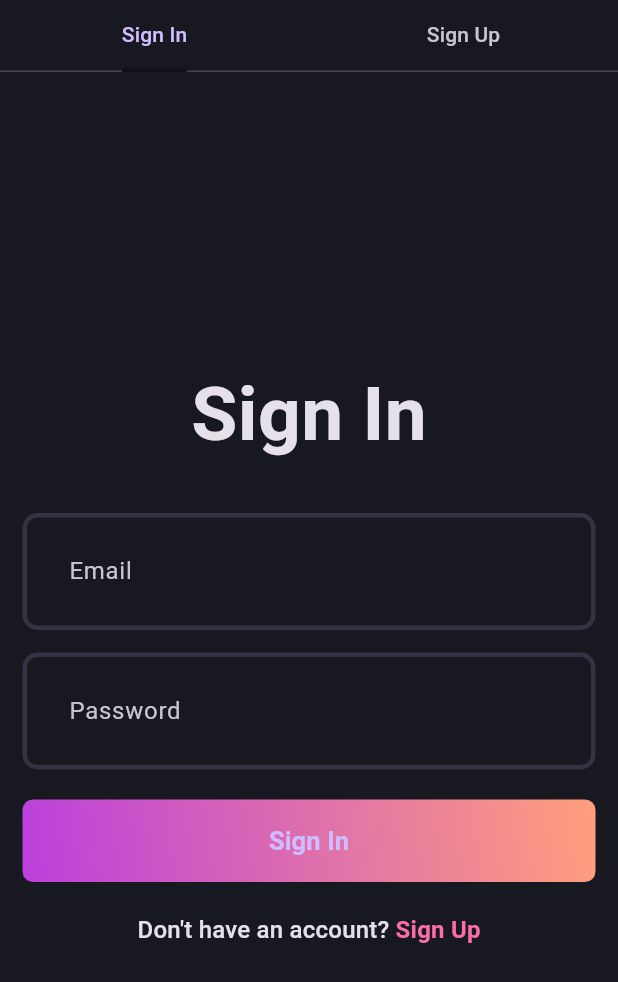
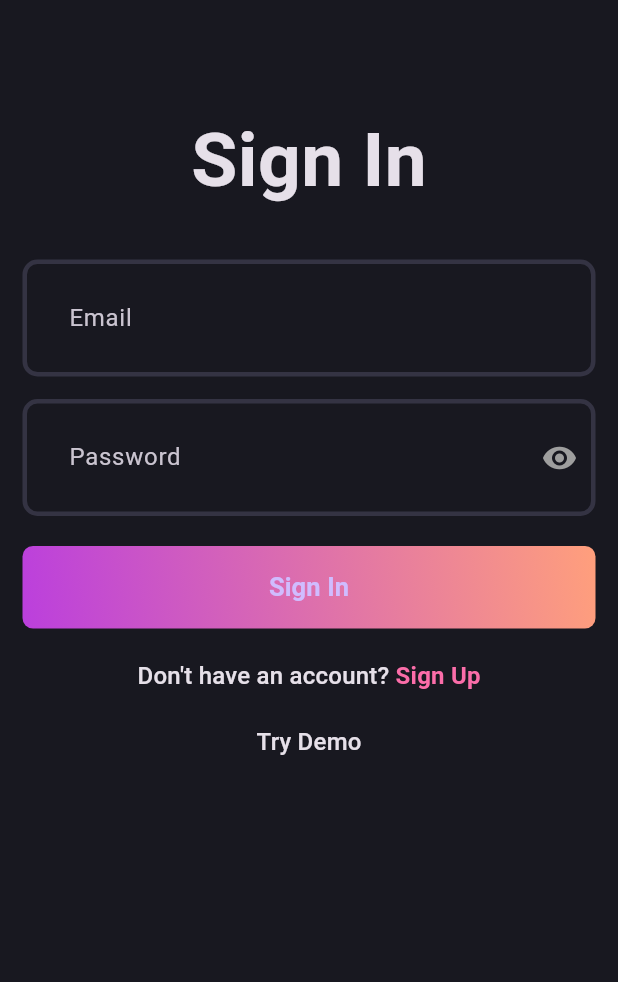
Before and after one commit to shmatko1095/oshmobile, a Flutter app: the screen it shows after launch, on a phone screen of 412 x 824 dp. Shown: the top 982 px of the screen. Run offline on Flutter 3.47's test engine with Material 3 defaults, Android fonts, the phone set to English and light mode, and no system bars; our stand-ins replace flutter_bloc, fpdart, get_it, hive, internet_connection_checker_plus, supabase_flutter; accounts and stored records are empty.

Commit message:
Update auth form logic

```diff
--- a/lib/core/theme/app_palette.dart
+++ b/lib/core/theme/app_palette.dart
@@ -10,4 +10,7 @@ class AppPalette {
   static const Color greyColor = Colors.grey;
   static const Color errorColor = Colors.redAccent;
   static const Color transparentColor = Colors.transparent;
+
+  static const Color obscureIconColor = Colors.grey;
+  static const Color nonObscureIconColor = Colors.blue;
 }
--- /dev/null
+++ b/lib/core/utils/form_validators.dart
@@ -0,0 +1,41 @@
+class FormValidator {
+  static String? length({
+    required String? value,
+    required String errorMessage,
+    int length = 3,
+  }) {
+    return (value == null || value.length < length) ? errorMessage : null;
+  }
+
+  static String? email({
+    required String? value,
+    required String errorMessage,
+  }) {
+    const String pattern =
+        r'^[a-zA-Z0-9.a-zA-Z0-9._%+-]+@[a-zA-Z0-9.-]+\.[a-zA-Z]{2,}$';
+    return regExpPattern(
+      value: value,
+      errorMessage: errorMessage,
+      pattern: pattern,
+    );
+  }
+
+  static String? regExpPattern({
+    required String? value,
+    required String errorMessage,
+    required String pattern,
+  }) {
+    final RegExp regex = RegExp(pattern);
+    return (value == null || value.isEmpty || !regex.hasMatch(value))
+        ? errorMessage
+        : null;
+  }
+
+  static String? same({
+    required String? value,
+    required String? same,
+    required String errorMessage,
+  }) {
+    return (value != same) ? errorMessage : null;
+  }
+}
--- a/lib/features/auth/presentation/pages/sign_page.dart
+++ /dev/null
@@ -1,49 +0,0 @@
-import 'package:flutter/material.dart';
-import 'package:oshmobile/features/auth/presentation/pages/signin_page.dart';
-import 'package:oshmobile/features/auth/presentation/pages/signup_page.dart';
-
-class SignPage extends StatefulWidget {
-  const SignPage({super.key});
-
-  @override
-  State<SignPage> createState() => _SignPageState();
-}
-
-class _SignPageState extends State<SignPage>
-    with SingleTickerProviderStateMixin {
-  // static const List<Tab> myTabs = <Tab>[
-  // Tab(text: 'LEFT'),
-  // Tab(text: 'RIGHT'),
-  // ];
-
-  final List<Widget> _tabList = [const SignInPage(), const SignUpPage()];
-
-  late TabController _tabController;
-
-  @override
-  void initState() {
-    super.initState();
-    _tabController = TabController(vsync: this, length: _tabList.length);
-  }
-
-  @override
-  Widget build(BuildContext context) {
-    return SafeArea(
-      child: Scaffold(
-        appBar: TabBar(
-          controller: _tabController,
-          // labelColor: _getTabLabelColor(context),
-          indicatorColor: Theme.of(context).primaryColor,
-          tabs: <Tab>[
-            Tab(text: "Sign In"),
-            Tab(text: "Sign Up"),
-          ],
-        ),
-        body: TabBarView(
-          controller: _tabController,
-          children: _tabList,
-        ),
-      ),
-    );
-  }
-}
--- a/lib/features/auth/presentation/pages/signin_page.dart
+++ b/lib/features/auth/presentation/pages/signin_page.dart
@@ -3,6 +3,7 @@ import 'package:flutter/material.dart';
 import 'package:flutter_bloc/flutter_bloc.dart';
 import 'package:oshmobile/core/common/widgets/loader.dart';
 import 'package:oshmobile/core/theme/app_palette.dart';
+import 'package:oshmobile/core/utils/form_validators.dart';
 import 'package:oshmobile/core/utils/show_shackbar.dart';
 import 'package:oshmobile/features/auth/presentation/bloc/auth_bloc.dart';
 import 'package:oshmobile/features/auth/presentation/pages/signup_page.dart';
@@ -21,22 +22,33 @@ class SignInPage extends StatefulWidget {
 }
 
 class _SignInPageState extends State<SignInPage> {
-  final emailController = TextEditingController();
-  final passwordController = TextEditingController();
+  final _emailController = TextEditingController();
+  final _passwordController = TextEditingController();
+  final _formKey = GlobalKey<FormState>();
 
   @override
   void dispose() {
-    emailController.dispose();
-    passwordController.dispose();
+    _emailController.dispose();
+    _passwordController.dispose();
     super.dispose();
   }
 
-  @override
-  Widget build(BuildContext context) {
-    return Scaffold(
-      body: Padding(
-        padding: const EdgeInsets.all(15),
-        child: BlocConsumer<AuthBloc, AuthState>(listener: (context, state) {
+  void _signIn() {
+    final email = _emailController.text.trim();
+    final password = _passwordController.text.trim();
+    if (_formKey.currentState!.validate() &&
+        email.isNotEmpty &&
+        password.isNotEmpty) {
+      context.read<AuthBloc>().add(
+            AuthSignIn(
+              email: email,
+              password: password,
+            ),
+          );
+    }
+  }
+
+  void _onAuthStateChanged(BuildContext context, AuthState state) {
     if (state is AuthFailure) {
       showSnackBar(context, state.message);
     } else if (state is AuthSuccess) {
@@ -46,11 +58,24 @@ class _SignInPageState extends State<SignInPage> {
         (route) => false,
       );
     }
-        }, builder: (context, state) {
+  }
+
+  @override
+  Widget build(BuildContext context) {
+    return Scaffold(
+      appBar: AppBar(),
+      body: SingleChildScrollView(
+        child: Padding(
+          padding: const EdgeInsets.all(15),
+          child: BlocConsumer<AuthBloc, AuthState>(
+              listener: (context, state) => _onAuthStateChanged(context, state),
+              builder: (context, state) {
                 if (state is AuthLoading) {
                   return const Loader();
                 } else {
-            return Column(
+                  return Form(
+                    key: _formKey,
+                    child: Column(
                       mainAxisAlignment: MainAxisAlignment.center,
                       children: [
                         const Text(
@@ -63,27 +88,34 @@ class _SignInPageState extends State<SignInPage> {
                         const SizedBox(height: 30),
                         AuthField(
                           hintText: "Email",
-                  controller: emailController,
+                          labelText: "Email",
+                          controller: _emailController,
+                          validator: (value) => FormValidator.email(
+                            value: value,
+                            errorMessage: "Error Email",
+                          ),
                         ),
                         const SizedBox(height: 15),
                         AuthField(
                           hintText: "Password",
-                  controller: passwordController,
+                          labelText: "Password",
+                          controller: _passwordController,
                           isObscureText: true,
+                          validator: (value) => FormValidator.length(
+                            value: value,
+                            length: 8,
+                            errorMessage: "Error Password",
+                          ),
                         ),
                         const SizedBox(height: 20),
                         AuthGradientButton(
                           buttonText: "Sign In",
-                  onPressed: () => context.read<AuthBloc>().add(
-                        AuthSignIn(
-                          email: emailController.text.trim(),
-                          password: passwordController.text.trim(),
-                        ),
-                      ),
+                          onPressed: () => _signIn(),
                         ),
                         const SizedBox(height: 20),
                         GestureDetector(
-                  onTap: () => Navigator.push(context, SignUpPage.route()),
+                          onTap: () =>
+                              Navigator.push(context, SignUpPage.route()),
                           child: RichText(
                             text: TextSpan(
                               text: "Don't have an account? ",
@@ -91,8 +123,10 @@ class _SignInPageState extends State<SignInPage> {
                               children: [
                                 TextSpan(
                                   text: "Sign Up",
-                          style:
-                              Theme.of(context).textTheme.titleMedium?.copyWith(
+                                  style: Theme.of(context)
+                                      .textTheme
+                                      .titleMedium
+                                      ?.copyWith(
                                         color: AppPalette.gradient2,
                                         fontWeight: FontWeight.bold,
                                       ),
@@ -101,11 +135,22 @@ class _SignInPageState extends State<SignInPage> {
                             ),
                           ),
                         ),
+                        const SizedBox(height: 20),
+                        GestureDetector(
+                          onTap: () {},
+                          child: Text(
+                            "Try Demo",
+                            style: Theme.of(context).textTheme.titleMedium,
+                          ),
+                        ),
                       ],
+                    ),
                   );
                 }
               }),
         ),
+      ),
+
     );
   }
 }
--- a/lib/features/auth/presentation/widgets/auth_field.dart
+++ b/lib/features/auth/presentation/widgets/auth_field.dart
@@ -1,25 +1,63 @@
 import 'package:flutter/material.dart';
+import 'package:oshmobile/core/theme/app_palette.dart';
 
-class AuthField extends StatelessWidget {
+class AuthField extends StatefulWidget {
   final String hintText;
+  final String? labelText;
+  final String? errorText;
+  final IconData obscureIcon;
   final bool isObscureText;
   final TextEditingController controller;
+  final FormFieldValidator<String>? validator;
 
   const AuthField({
     super.key,
     required this.hintText,
+    this.labelText,
+    this.errorText,
+    this.validator,
+    this.isObscureText = false,
+    this.obscureIcon = Icons.remove_red_eye,
     required this.controller,
-    this.isObscureText = false,
   });
+
+  @override
+  State<AuthField> createState() => _AuthFieldState();
+}
+
+class _AuthFieldState extends State<AuthField> {
+  late bool _isObscure;
+
+  @override
+  void initState() {
+    super.initState();
+    _isObscure = widget.isObscureText;
+  }
 
   @override
   Widget build(BuildContext context) {
     return TextFormField(
-      controller: controller,
+      controller: widget.controller,
+      validator: widget.validator,
       decoration: InputDecoration(
-        hintText: hintText,
+        hintText: widget.hintText,
+        labelText: widget.labelText,
+        errorText: widget.errorText,
+        suffixIcon: widget.isObscureText
+            ? IconButton(
+                onPressed: () => setState(() {
+                  _isObscure = !_isObscure;
+                }),
+                icon: Icon(
+                  widget.obscureIcon,
+                  color: _isObscure
+                      ? AppPalette.obscureIconColor
+                      : AppPalette.nonObscureIconColor,
+                ),
+              )
+            : null,
       ),
-      obscureText: isObscureText,
+      obscureText: _isObscure,
     );
   }
 }
--- a/lib/features/blog/presentation/pages/add_new_blog_page.dart
+++ b/lib/features/blog/presentation/pages/add_new_blog_page.dart
@@ -119,7 +119,7 @@ class _AddNewBlogPageState extends State<AddNewBlogPage> {
                                   height: 15,
                                 ),
                                 Text(
-                                  "Select yoour image",
+                                  "Select your image",
                                   style: TextStyle(fontSize: 15),
                                 )
                               ],
--- a/lib/main.dart
+++ b/lib/main.dart
@@ -3,7 +3,6 @@ import 'package:flutter_bloc/flutter_bloc.dart';
 import 'package:oshmobile/core/common/cubits/app_user/app_user_cubit.dart';
 import 'package:oshmobile/core/theme/theme.dart';
 import 'package:oshmobile/features/auth/presentation/bloc/auth_bloc.dart';
-import 'package:oshmobile/features/auth/presentation/pages/sign_page.dart';
 import 'package:oshmobile/features/auth/presentation/pages/signin_page.dart';
 import 'package:oshmobile/features/blog/presentation/bloc/blog_bloc.dart';
 import 'package:oshmobile/features/blog/presentation/pages/blog_page.dart';
@@ -50,7 +49,7 @@ class _MyAppState extends State<MyApp> {
       home: BlocSelector<AppUserCubit, AppUserState, bool>(
         selector: (state) => state is AppUserSignedIn,
         builder: (context, state) =>
-            state ? const BlogPage() : const SignPage(),
+            state ? const BlogPage() : const SignInPage(),
       ),
     );
   }
```
Also changed, not shown: lib/features/auth/presentation/pages/signup_page.dart (+76 -27 lines). Lines whose indentation alone changed are shown as unchanged.
